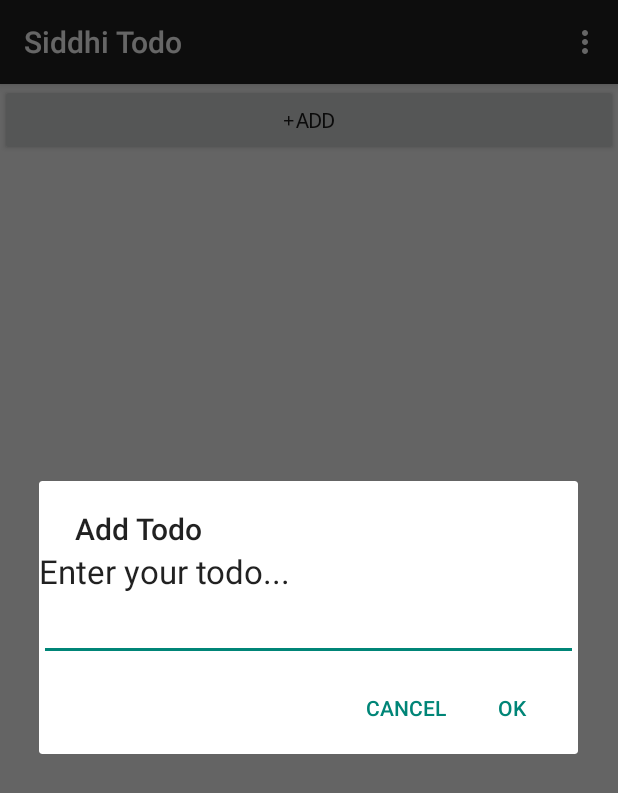
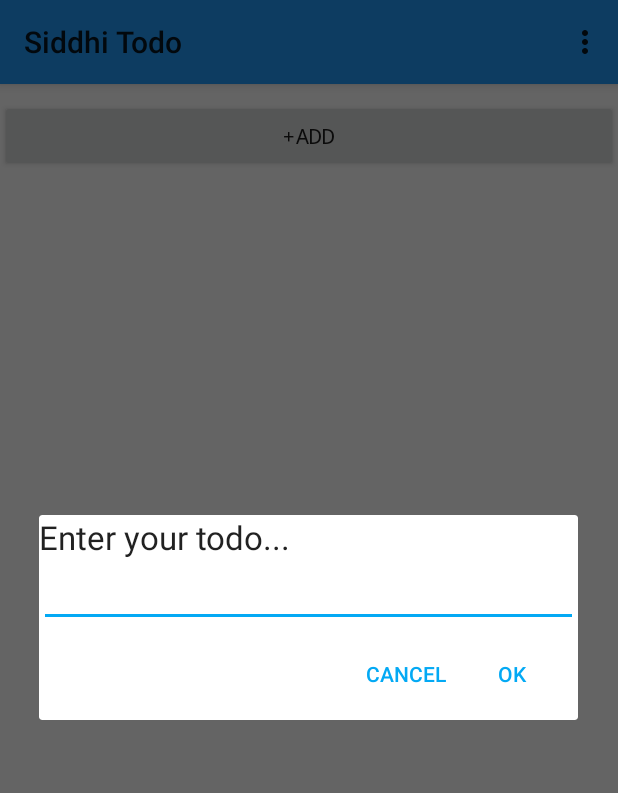
Before and after one commit to vijayakumarn/siddhitodo, an Android app: the screen it shows after launch (TodoMain), after a tap on "+ADD", on a phone screen of 412 x 824 dp. Shown: the top 793 px of the screen. Run offline under Robolectric (Android 15) with nearby library versions, the phone set to English and light mode, and no system bars.

Commit message:
Refactoring - size of textview, colors, remove from listview

```diff
--- a/app/build.gradle
+++ b/app/build.gradle
@@ -1,12 +1,12 @@
 apply plugin: 'com.android.application'
 
 android {
-    compileSdkVersion 22
+    compileSdkVersion 21
     buildToolsVersion "21.1.2"
 
     defaultConfig {
         applicationId "com.siddhilabs.todo"
-        minSdkVersion 8
+        minSdkVersion 10
         targetSdkVersion 22
         versionCode 1
         versionName "1.0"
@@ -22,5 +22,6 @@ android {
 dependencies {
     compile fileTree(dir: 'libs', include: ['*.jar'])
     compile 'com.android.support:appcompat-v7:22.1.1'
+    compile 'com.android.support:recyclerview-v7:22.1.1'
     compile 'com.android.support:support-v4:22.1.1'
 }
--- a/app/src/main/AndroidManifest.xml
+++ b/app/src/main/AndroidManifest.xml
@@ -6,7 +6,7 @@
         android:allowBackup="true"
         android:icon="@drawable/app_icon"
         android:label="@string/app_name"
-        android:theme="@style/AppTheme" >
+        android:theme="@style/MyMaterialTheme" >
         <activity
             android:name=".TodoMain"
             android:label="@string/app_name" >
--- a/app/src/main/java/com/siddhilabs/todo/CustomListAdapter.java
+++ b/app/src/main/java/com/siddhilabs/todo/CustomListAdapter.java
@@ -21,12 +21,12 @@ import java.util.List;
 /**
  * Created by vijaykumarn on 01-May-15.
  */
-public class CustomListAdapter extends ArrayAdapter<String>{
+public class CustomListAdapter extends ArrayAdapter<TodoItemModel>{
 
-    ArrayList<String> listItems;
+    ArrayList<TodoItemModel> listItems;
     Context context;
 
-    public CustomListAdapter(Context context, ArrayList<String> objects) {
+    public CustomListAdapter(Context context, ArrayList<TodoItemModel> objects) {
         super(context, R.layout.todo_item_row_layout, objects);
         this.context = context;
         this.listItems = objects;
@@ -34,7 +34,7 @@ public class CustomListAdapter extends ArrayAdapter<String>{
 
     @Override
     public int getCount() {
-        return TodoMain.models.size();
+        return TodoMain.modelList.size();
     }
 
     @Override
@@ -43,10 +43,17 @@ public class CustomListAdapter extends ArrayAdapter<String>{
         convertView = layoutInflater.inflate(R.layout.todo_item_row_layout, parent, false);
 
         final TextView editText = (TextView)convertView.findViewById(R.id.editText);
-        editText.setText(listItems.get(position));
+        editText.setText(listItems.get(position).getText());
+        Integer completedFlag = listItems.get(position).getCheckValue();
+        final boolean showCompleted = (completedFlag != null && completedFlag == 1);
+        if(showCompleted){
+            editText.setPaintFlags(editText.getPaintFlags() | Paint.STRIKE_THRU_TEXT_FLAG);
+        }
 
         final CheckBox cb = (CheckBox) convertView.findViewById(R.id.checkBox);
-
+        if(showCompleted){
+            cb.setChecked(true);
+        }
         //click event listener for checkbox
         cb.setOnCheckedChangeListener(new CompoundButton.OnCheckedChangeListener() {
             @Override
@@ -59,6 +66,12 @@ public class CustomListAdapter extends ArrayAdapter<String>{
                     //notifyDataSetInvalidated();
                     editText.setPaintFlags(editText.getPaintFlags() | Paint.STRIKE_THRU_TEXT_FLAG);
                     TodoMain.updateIsTodoComplete(1, editText.getText().toString());
+
+                    if(!showCompleted){
+                        listItems.remove(position);
+                        //TodoMain.modelList.remove(position);
+                        notifyDataSetChanged();
+                    }
                 }
                 else{
                     //un-strike through
--- a/app/src/main/java/com/siddhilabs/todo/TodoDBHelper.java
+++ b/app/src/main/java/com/siddhilabs/todo/TodoDBHelper.java
@@ -35,4 +35,10 @@ public class TodoDBHelper extends SQLiteOpenHelper {
         db.execSQL(SQL_DELETE_TABLE);
         onCreate(db);
     }
+
+    public static void closeDB(SQLiteDatabase db){
+        if(db.isOpen()){
+            db.close();
+        }
+    }
 }
--- a/app/src/main/java/com/siddhilabs/todo/ListItemModel.java
+++ b/app/src/main/java/com/siddhilabs/todo/TodoItemModel.java
@@ -3,12 +3,14 @@ package com.siddhilabs.todo;
 /**
  * Created by vijaykumarn on 01-May-15.
  */
-public class ListItemModel {
+public class TodoItemModel {
 
     String text;
     int checkValue;
 
-    public ListItemModel(String text, int checkValue) {
+    public TodoItemModel(){}
+
+    public TodoItemModel(String text, int checkValue) {
         this.text = text;
         this.checkValue = checkValue;
     }
--- a/app/src/main/java/com/siddhilabs/todo/TodoMain.java
+++ b/app/src/main/java/com/siddhilabs/todo/TodoMain.java
@@ -30,11 +30,14 @@ import java.util.List;
 
 public class TodoMain extends AppCompatActivity {
 
-    ListView todoList;
-    static ArrayList<String> models = new ArrayList<String>();
-    CustomListAdapter listAdapter = null;
+    private ListView todoList;
+    private CustomListAdapter listAdapter = null;
+    private TodoDBHelper dbHelper = null;
+
+    static ArrayList<TodoItemModel> modelList = new ArrayList<TodoItemModel>();
     static SQLiteDatabase appDb = null;
     static SharedPreferences sharedPreferences = null;
+
 
     @Override
     protected void onCreate(Bundle savedInstanceState) {
@@ -44,11 +47,11 @@ public class TodoMain extends AppCompatActivity {
         //set sharedpreferences
         sharedPreferences = PreferenceManager.getDefaultSharedPreferences(this);
 
-        //Get the list view from layout
+        //Get the list view from layout & set the adapter
         todoList = (ListView) findViewById(R.id.listView);
         appDb = getAppDb(getApplicationContext());
-        buildList();
-        listAdapter = new CustomListAdapter(this, models);
+        buildTodoItemModelList();
+        listAdapter = new CustomListAdapter(this, modelList);
         todoList.setAdapter(listAdapter);
 
         Button addButton = (Button) findViewById(R.id.button);
@@ -65,70 +68,15 @@ public class TodoMain extends AppCompatActivity {
     @Override
     public void onResume(){
         super.onResume();
-        buildList();
+        buildTodoItemModelList();
         listAdapter.notifyDataSetChanged();
     }
 
-    private void showAddTodoDialog(){
-        AlertDialog.Builder builder = new AlertDialog.Builder(this);
-        builder.setTitle(R.string.add_todo_dialog_title);
-
-        //inflate the prompt layout
-        LayoutInflater li = LayoutInflater.from(this);
-        View promptView = li.inflate(R.layout.enter_todo, null);
-        final EditText editText = (EditText) promptView.findViewById(R.id.editText2);
-
-        builder.setView(promptView);
-
-
-        builder.setPositiveButton(R.string.button_text_ok, new DialogInterface.OnClickListener() {
-            @Override
-            public void onClick(DialogInterface dialog, int which) {
-                //save the todo
-                String inputText = editText.getText().toString();
-                persistTodo(inputText);
-                models.add(inputText);
-                listAdapter.notifyDataSetChanged();
-            }
-        });
-        builder.setNegativeButton(R.string.button_text_cancel, new DialogInterface.OnClickListener() {
-            @Override
-            public void onClick(DialogInterface dialog, int which) {
-                //do cancel operation.
-                dialog.cancel();
-            }
-        });
-
-        AlertDialog dialog = builder.create();
-        dialog.show();
+    @Override
+    protected void onDestroy() {
+        TodoDBHelper.closeDB(appDb);
+        super.onDestroy();
     }
-
-
-    static void buildList(){
-        models.clear();
-        String [] projection = {TodoDBContract.TodoTable.COLUMN_NAME_TODO_TEXT};
-        String selection = null;
-        boolean showcompletedPref = sharedPreferences.getBoolean("showcompleted", false);
-        if(!showcompletedPref){
-            selection = TodoDBContract.TodoTable.COLUMN_NAME_IS_TODO_COMPLETE + " = 0 OR "
-            + TodoDBContract.TodoTable.COLUMN_NAME_IS_TODO_COMPLETE + " IS NULL";
-        }
-        Cursor c = appDb.query(
-                TodoDBContract.TodoTable.TABLE_NAME,
-                projection,
-                selection,
-                null,
-                null,
-                null,
-                null
-        );
-        c.moveToFirst();
-        while(!c.isAfterLast()){
-            models.add(c.getString(c.getColumnIndex(TodoDBContract.TodoTable.COLUMN_NAME_TODO_TEXT)));
-            c.moveToNext();
-        }
-    }
-
 
     @Override
     public boolean onCreateOptionsMenu(Menu menu) {
@@ -153,9 +101,80 @@ public class TodoMain extends AppCompatActivity {
         return super.onOptionsItemSelected(item);
     }
 
+    private void showAddTodoDialog(){
+        AlertDialog.Builder builder = new AlertDialog.Builder(this);
+        //builder.setTitle(R.string.add_todo_dialog_title);
+
+        //inflate the prompt layout
+        LayoutInflater li = LayoutInflater.from(this);
+        View promptView = li.inflate(R.layout.enter_todo, null);
+        final EditText editText = (EditText) promptView.findViewById(R.id.editText2);
+
+        builder.setView(promptView);
+
+
+        builder.setPositiveButton(R.string.button_text_ok, new DialogInterface.OnClickListener() {
+            @Override
+            public void onClick(DialogInterface dialog, int which) {
+                //save the todo
+                String inputText = editText.getText().toString();
+                persistTodo(inputText);
+                modelList.add(new TodoItemModel(inputText, 0));
+                listAdapter.notifyDataSetChanged();
+            }
+        });
+        builder.setNegativeButton(R.string.button_text_cancel, new DialogInterface.OnClickListener() {
+            @Override
+            public void onClick(DialogInterface dialog, int which) {
+                //do cancel operation.
+                dialog.cancel();
+            }
+        });
+
+        AlertDialog dialog = builder.create();
+        dialog.show();
+    }
+
+    static void buildTodoItemModelList(){
+        modelList.clear();
+        String [] projection = {TodoDBContract.TodoTable.COLUMN_NAME_TODO_TEXT,
+                TodoDBContract.TodoTable.COLUMN_NAME_IS_TODO_COMPLETE};
+        String selection = null;
+        boolean showcompletedPref = sharedPreferences.getBoolean("showcompleted", false);
+        if(!showcompletedPref){
+            selection = TodoDBContract.TodoTable.COLUMN_NAME_IS_TODO_COMPLETE + " = 0 OR "
+                    + TodoDBContract.TodoTable.COLUMN_NAME_IS_TODO_COMPLETE + " IS NULL";
+        }
+        Cursor c = appDb.query(
+                TodoDBContract.TodoTable.TABLE_NAME,
+                projection,
+                selection,
+                null,
+                null,
+                null,
+                null
+        );
+        c.moveToFirst();
+        TodoItemModel itemModel = null;
+        while(!c.isAfterLast()){
+            String todoText = c.getString(c.getColumnIndex(TodoDBContract.TodoTable.COLUMN_NAME_TODO_TEXT));
+            Integer completedFlag = c.getInt(c.getColumnIndex(TodoDBContract.TodoTable.COLUMN_NAME_IS_TODO_COMPLETE));
+
+            itemModel = new TodoItemModel(todoText, completedFlag);
+            modelList.add(itemModel);
+
+            c.moveToNext();
+        }
+    }
+
     SQLiteDatabase getAppDb(Context context){
-        TodoDBHelper dbHelper = new TodoDBHelper(context);
-        return dbHelper.getWritableDatabase();
+        if(dbHelper == null){
+            dbHelper = new TodoDBHelper(context);
+            return dbHelper.getWritableDatabase();
+        }
+        else{
+            return dbHelper.getWritableDatabase();
+        }
     }
 
     void persistTodo(String todoText){
--- a/app/src/main/res/layout/activity_todo_main.xml
+++ b/app/src/main/res/layout/activity_todo_main.xml
@@ -10,7 +10,9 @@
         android:id="@+id/listView"
         android:layout_alignParentTop="true"
         android:layout_alignParentLeft="true"
-        android:layout_alignParentStart="true" />
+        android:layout_alignParentStart="true"
+        android:layout_marginTop="5dp"
+        android:layout_marginBottom="5dp"/>
 
     <Button
         android:layout_width="match_parent"
--- a/app/src/main/res/layout/todo_item_row_layout.xml
+++ b/app/src/main/res/layout/todo_item_row_layout.xml
@@ -17,7 +17,9 @@
         android:inputType="textMultiLine"
         android:ems="10"
         android:id="@+id/editText"
-        android:layout_weight="1" />
+        android:layout_weight="1"
+        android:textSize="17dp"
+        android:layout_marginBottom="7dp"/>
 
     <!--<CheckedTextView
         android:layout_width="wrap_content"
--- /dev/null
+++ b/app/src/main/res/values/colors.xml
@@ -0,0 +1,7 @@
+<?xml version="1.0" encoding="utf-8"?>
+<resources>
+    <color name="material_blue_primary">#2196F3</color>
+    <color name="material_red_dark">#d32f2f</color>
+    <color name="colorAccent">#03A9F4</color>
+    <color name="coloractionbartext">#FFFFFF</color>
+</resources>
--- a/app/src/main/res/values/styles.xml
+++ b/app/src/main/res/values/styles.xml
@@ -1,8 +1,18 @@
 <resources>
 
     <!-- Base application theme. -->
-    <style name="AppTheme" parent="Theme.AppCompat.Light.DarkActionBar">
+    <style name="MyMaterialTheme" parent="MyMaterialTheme.Base">
         <!-- Customize your theme here. -->
+        <!--<item name="actionBarStyle">@style/MyActionBarStyle</item>-->
+    </style>
+
+    <style name="MyMaterialTheme.Base" parent="Theme.AppCompat.Light">
+        <item name="colorPrimary">@color/material_blue_primary</item>
+        <item name="colorPrimaryDark">@color/material_red_dark</item>
+        <item name="colorAccent">@color/colorAccent</item>
+    </style>
+    <style name="MyActionBarStyle">
+        <item name="actionMenuTextColor">@color/coloractionbartext</item>
     </style>
 
 </resources>
```
Also changed, not shown: 1 other file.
